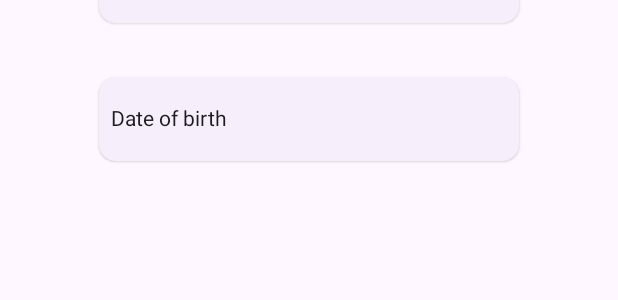
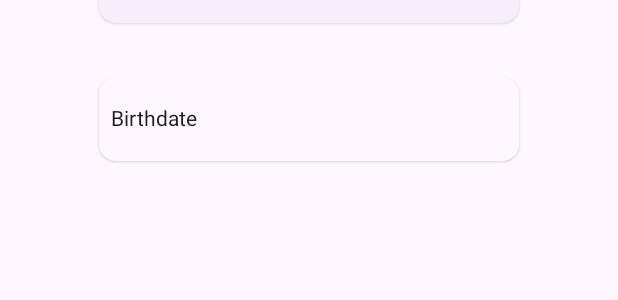
Before and after one commit to Golem1132/NewsDispatcher, an Android app built with Jetpack Compose: the @Preview function PreviewPersonalInfoScreen, on a phone screen of 412 x 824 dp. Shown: the part 372-672 px from the top of the screen. Run offline under Robolectric (Android 15) with nearby library versions, the phone set to English and light mode, and no system bars.

Commit message:
Add date picker to PersonalInfoScreen

```diff
--- a/app/src/main/java/com/example/newsdispatcher/screen/createaccontscreen/PersonalInfoScreen.kt
+++ b/app/src/main/java/com/example/newsdispatcher/screen/createaccontscreen/PersonalInfoScreen.kt
@@ -10,10 +10,15 @@ import androidx.compose.foundation.layout.fillMaxWidth
 import androidx.compose.foundation.layout.height
 import androidx.compose.foundation.layout.padding
 import androidx.compose.material3.BottomAppBar
+import androidx.compose.material3.Button
 import androidx.compose.material3.CenterAlignedTopAppBar
+import androidx.compose.material3.DatePicker
+import androidx.compose.material3.DatePickerDefaults
+import androidx.compose.material3.DatePickerDialog
 import androidx.compose.material3.ExperimentalMaterial3Api
 import androidx.compose.material3.Scaffold
 import androidx.compose.material3.Text
+import androidx.compose.material3.rememberDatePickerState
 import androidx.compose.runtime.Composable
 import androidx.compose.runtime.getValue
 import androidx.compose.runtime.mutableStateOf
@@ -27,7 +32,9 @@ import androidx.compose.ui.tooling.preview.Preview
 import androidx.compose.ui.unit.dp
 import androidx.compose.ui.unit.em
 import androidx.compose.ui.unit.sp
+import com.example.newsdispatcher.widgets.ElevatedText
 import com.example.newsdispatcher.widgets.ElevatedTextField
+import java.util.Locale
 
 @OptIn(ExperimentalMaterial3Api::class)
 @Composable
@@ -39,7 +46,17 @@ fun PersonalInfoScreen() {
         mutableStateOf("")
     }
     var dateOfBirthInput by remember {
-        mutableStateOf("")
+        mutableStateOf<Long?>(null)
+    }
+    val datePickerState = rememberDatePickerState(
+        initialSelectedDateMillis = dateOfBirthInput,
+    )
+    val dateFormatter = DatePickerDefaults.dateFormatter(
+        selectedDateSkeleton = "dd/MM/yyyy",
+        selectedDateDescriptionSkeleton = "dd/MM/yyyy"
+    )
+    var isDialogVisible by remember {
+        mutableStateOf(false)
     }
     Scaffold(
         topBar = { CenterAlignedTopAppBar(title = { Text(text = "1/x") }) },
@@ -113,21 +130,37 @@ fun PersonalInfoScreen() {
                     .height(20.dp)
                     .weight(1f, false)
             )
-            ElevatedTextField(
-                modifier = Modifier
-                    .weight(1f, false),
-                value = dateOfBirthInput, onTextChange = { newText ->
-                    dateOfBirthInput = newText
-                }, singleLine = true,
-                placeholder = {
-                    Text("Date of birth")
+            ElevatedText(
+                modifier = Modifier.clickable {
+                    isDialogVisible = true
+                },
+                text = if (dateOfBirthInput == null)
+                    "Birthdate"
+                else
+                    dateFormatter.formatDate(dateOfBirthInput, Locale.getDefault()) ?: "Birthdate"
+            )
+            if (isDialogVisible) {
+
+                DatePickerDialog(
+                    onDismissRequest = {
+                        dateOfBirthInput = datePickerState.selectedDateMillis ?: 0L
+                        isDialogVisible = false
+                    },
+                    confirmButton = {
+                        Button(onClick = {
+                            dateOfBirthInput = datePickerState.selectedDateMillis ?: 0L
+                            isDialogVisible = false
+                        }) {
+                            Text(text = "Confirm")
+                        }
+                    }
+                ) {
+                    DatePicker(
+                        state = datePickerState,
+                        dateFormatter = dateFormatter
+                    )
                 }
-            )
-            Spacer(
-                modifier = Modifier
-                    .height(20.dp)
-                    .weight(1f, false)
-            )
+            }
         }
     }
 
--- a/app/src/main/java/com/example/newsdispatcher/widgets/ElevatedText.kt
+++ b/app/src/main/java/com/example/newsdispatcher/widgets/ElevatedText.kt
@@ -16,20 +16,24 @@ import androidx.compose.ui.unit.dp
 
 @Composable
 fun ElevatedText(
+    modifier: Modifier = Modifier,
+    textAlignment: Alignment = Alignment.CenterStart,
     text: String
 ) {
     Surface(
         modifier = Modifier
             .padding(8.dp)
-            .defaultMinSize(280.dp, 56.dp),
+            .defaultMinSize(280.dp, 56.dp)
+            .then(modifier),
         shadowElevation = 1.dp,
-        shape = RoundedCornerShape(50)
+        shape = RoundedCornerShape(20)
     ) {
         Box(
             modifier = Modifier
                 .height(IntrinsicSize.Max)
-                .width(IntrinsicSize.Max),
-            contentAlignment = Alignment.Center
+                .width(IntrinsicSize.Max)
+                .padding(8.dp),
+            contentAlignment = textAlignment
         ) {
             Text(text = text)
         }
```
Also changed, not shown: app/src/main/java/com/example/newsdispatcher/screen/welcomescreen/PickLanguagesScreen.kt (+18 -2 lines).
